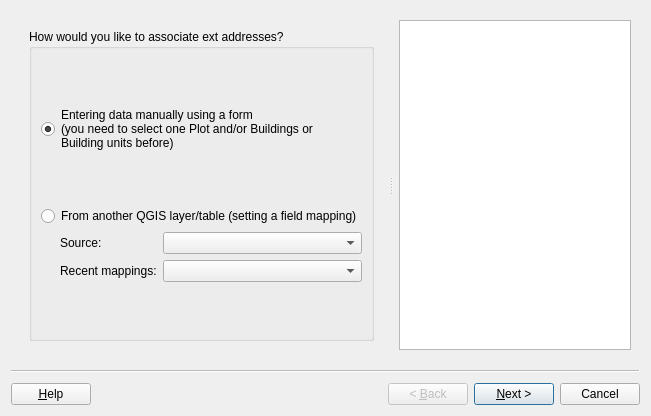
Qt form asistente_ladm_col/ui/wiz_associate_extaddress_cadastre.ui (SwissTierrasColombia/Asistente-LADM-COL) before a commit.
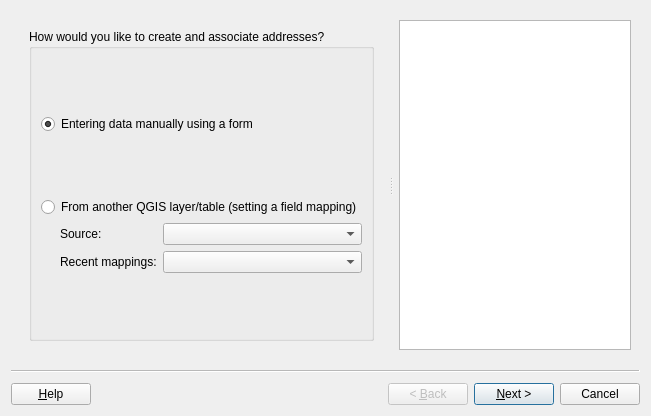
The same form after that commit. Icons and pictures are not drawn. Custom widgets are drawn as their Qt base class.

Commit message: [map_tool] Update messages/labels; add tooltips to select buttons creating parcels and addesses

What changed in the file:
```diff
--- a/asistente_ladm_col/ui/wiz_associate_extaddress_cadastre.ui
+++ b/asistente_ladm_col/ui/wiz_associate_extaddress_cadastre.ui
@@ -67,7 +67,7 @@
         <item row="0" column="0">
          <widget class="QGroupBox" name="gbx_page1">
           <property name="title">
-           <string>How would you like to associate ext addresses?</string>
+           <string>How would you like to create and associate addresses?</string>
           </property>
           <layout class="QGridLayout" name="gridLayout_3">
            <item row="3" column="0" colspan="2">
@@ -187,9 +187,7 @@
            <item row="1" column="0" colspan="2">
             <widget class="QRadioButton" name="rad_spatial_unit">
              <property name="text">
-              <string>Entering data manually using a form
-(you need to select one Plot and/or Buildings or 
-Building units before)</string>
+              <string>Entering data manually using a form</string>
              </property>
              <property name="checked">
               <bool>true</bool>
```
Left out of the diff: 22 changed lines with no effect on the pictures. The commit also changes 3 other files.
